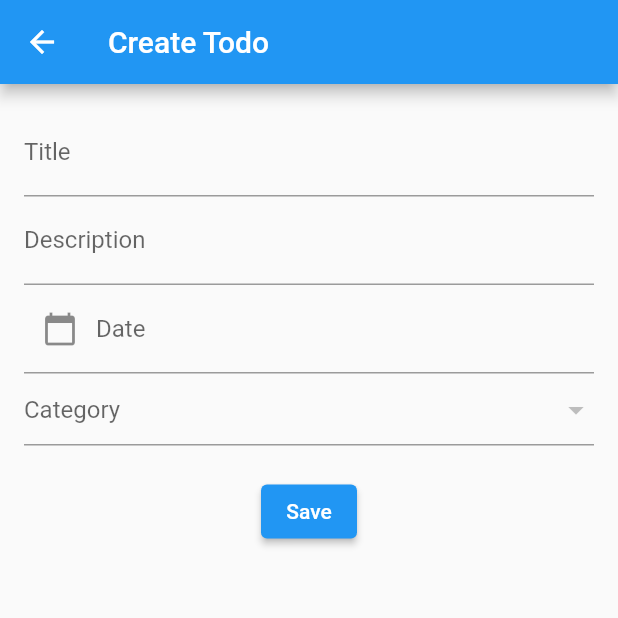
After one commit to NguyenHoangDieu/to_Do_App_2023, a Flutter app: the TodoScreen screen opened directly, on a phone screen of 412 x 824 dp, the top half of it. The commit adds this screen. Run offline on Flutter 3.47's test engine with Material 2 defaults, Android fonts, the phone set to English and light mode, and no system bars; our stand-ins replace sqflite; accounts and stored records are empty.

Commit message:
update category features

```diff
--- a/lib/helpers/drawer_navigation.dart
+++ b/lib/helpers/drawer_navigation.dart
@@ -5,7 +5,7 @@ import 'package:to_do_app_2023/screens/category_screen.dart';
 import 'package:to_do_app_2023/screens/home_screen.dart';
 
 class DrawerNavigation extends StatefulWidget {
-  const DrawerNavigation({Key? key}) : super(key: key);
+  const DrawerNavigation({Key key}) : super(key: key);
 
   @override
   State<DrawerNavigation> createState() => _DrawerNavigationState();
--- a/lib/models/category.dart
+++ b/lib/models/category.dart
@@ -1,7 +1,7 @@
 class Category{
-  late int id;
-  late String name;
-  late String description;
+  int id;
+  String name;
+  String description;
 
   categoryMap(){
     var mapping = <String, dynamic>{};
--- a/lib/models/todo.dart
+++ b/lib/models/todo.dart
@@ -1,10 +1,10 @@
 class Todo{
-  late int id;
-  late String title;
-  late String description;
-  late String category;
-  late String todoDate;
-  late int isFinished;
+  int id;
+  String title;
+  String description;
+  String category;
+  String todoDate;
+  int isFinished;
 
   todoMap(){
     var mapping = <String, dynamic>{};
--- a/lib/screens/about_us_screen.dart
+++ b/lib/screens/about_us_screen.dart
@@ -1,7 +1,7 @@
 import 'package:flutter/cupertino.dart';
 
 class AboutUsScreen extends StatefulWidget {
-  const AboutUsScreen({Key? key}) : super(key: key);
+  const AboutUsScreen({Key key}) : super(key: key);
 
   @override
   State<AboutUsScreen> createState() => _AboutUsScreenState();
--- /dev/null
+++ b/lib/screens/todo_screen.dart
@@ -0,0 +1,135 @@
+import 'package:flutter/material.dart';
+import 'package:intl/intl.dart';
+import 'package:to_do_app_2023/models/todo.dart';
+import 'package:to_do_app_2023/services/category_service.dart';
+import 'package:to_do_app_2023/services/todo_service.dart';
+
+class TodoScreen extends StatefulWidget {
+  const TodoScreen({Key key}) : super(key: key);
+
+  @override
+  State<TodoScreen> createState() => _TodoScreenState();
+}
+
+class _TodoScreenState extends State<TodoScreen> {
+  final _todoTitleController = TextEditingController();
+  final _todoDescriptionController = TextEditingController();
+  final _todoTodoDateController = TextEditingController();
+
+  var _selectedValue;
+
+  final _categories = <DropdownMenuItem>[];
+  @override
+  void initState(){
+    super.initState();
+    _loadCategories();
+  }
+
+  _loadCategories() async{
+    var _categoriesService = CategoryService();
+    var categories = await _categoriesService.readCategories();
+    categories.forEach((category){
+      setState(() {
+        _categories.add(DropdownMenuItem(
+          value: category['name'],
+          child: Text(category['name']),
+        ));
+      });
+    });
+  }
+
+  @override
+  Widget build(BuildContext context) {
+    return Scaffold(
+      appBar: AppBar(
+        title: const Text('Create Todo'),
+      ),
+      body: Padding(
+        padding: const EdgeInsets.all(16.0),
+        child: Column(
+          children: <Widget>[
+            TextField(
+              controller: _todoTitleController,
+              decoration: const InputDecoration(
+                labelText: 'Title',
+                hintText: 'Write todo title'
+              ),
+            ),
+            TextField(
+              controller: _todoDescriptionController,
+              decoration: const InputDecoration(
+                  labelText: 'Description',
+                  hintText: 'Write todo description'
+              ),
+            ),
+            TextField(
+              controller: _todoTodoDateController,
+              decoration: InputDecoration(
+                  labelText: 'Date',
+                  hintText: 'Pick a date',
+                prefixIcon: InkWell(
+                  onTap: () async{
+                    DateTime pickedDate = await showDatePicker(
+                        context: context,
+                        initialDate: DateTime.now(), //get today's date
+                        firstDate:DateTime(2000), //DateTime.now() - not to allow to choose before today.
+                        lastDate: DateTime(2100),
+                    );
+                    if(pickedDate != null ){
+                      print(pickedDate);  //get the picked date in the format => 2022-07-04 00:00:00.000
+                      String formattedDate = DateFormat('yyyy-MM-dd').format(pickedDate); // format date in required form here we use yyyy-MM-dd that means time is removed
+                      print(formattedDate); //formatted date output using intl package =>  2022-07-04
+                      //You can format date as per your need
+                      setState(() {
+                        _todoTodoDateController.text = formattedDate; //set formatted date to TextField value.
+                      });
+                    }else{
+                      print("Date is not selected");
+                    }
+                  },
+                  child: const Icon(Icons.calendar_today),
+                )
+              ),
+            ),
+            DropdownButtonFormField(
+                value: _selectedValue,
+                items: _categories,
+                hint: const Text('Category'),
+                onChanged: (value){
+                  setState(() {
+                    _selectedValue = value;
+                  });
+                }
+            ),
+            const SizedBox(
+              height: 20,
+            ),
+            ElevatedButton(
+                onPressed: () async{
+                  var todoObject = Todo();
+                  todoObject.title = _todoTitleController.text;
+                  todoObject.description = _todoDescriptionController.text;
+                  todoObject.isFinished = 0;
+                  todoObject.category = _selectedValue.toString();
+                  todoObject.todoDate = _todoTodoDateController.text;
+                  var _todoService = TodoService();
+                  var result = await _todoService.saveTodos(todoObject);
+                  if(result>0){
+                    Navigator.pop(context);
+                    const snackBar = SnackBar(
+                      content: Text('Added!'),
+                    );
+                    ScaffoldMessenger.of(context).showSnackBar(snackBar);
+                  }
+                },
+                style: const ButtonStyle(
+                    backgroundColor: MaterialStatePropertyAll<Color>(Colors.blue)
+                ),
+                child: const Text("Save", style: TextStyle(color: Colors.white),)
+            )
+          ],
+        ),
+      ),
+    );
+  }
+}
--- a/lib/services/category_service.dart
+++ b/lib/services/category_service.dart
@@ -1,7 +1,7 @@
 import 'package:to_do_app_2023/models/category.dart';
 import 'package:to_do_app_2023/repositories/repository.dart';
 class CategoryService{
-  Repository? _repository;
+  Repository _repository;
 
   CategoryService(){
     _repository = Repository();
@@ -9,26 +9,26 @@ class CategoryService{
 
   //Create data
   saveCategories(Category category) async{
-    return await _repository!.insertData('categories', category.categoryMap());
+    return await _repository.insertData('categories', category.categoryMap());
   }
 
   //Read data
   readCategories() async{
-    return await _repository!.readData('categories');
+    return await _repository.readData('categories');
   }
 
   //Read data by id
   readCategoryById(categoryId) async{
-    return await _repository!.readDataById('categories', categoryId);
+    return await _repository.readDataById('categories', categoryId);
   }
 
   //Update data
   updateCategories(Category category) async{
-    return await _repository!.updateData('categories', category.categoryMap());
+    return await _repository.updateData('categories', category.categoryMap());
   }
 
   //Delete data
   deleteCategories(categoryId) async{
-    return await _repository!.deleteData('categories', categoryId);
+    return await _repository.deleteData('categories', categoryId);
   }
 }
--- a/lib/services/todo_service.dart
+++ b/lib/services/todo_service.dart
@@ -1,3 +1,34 @@
+import 'package:to_do_app_2023/models/todo.dart';
+import 'package:to_do_app_2023/repositories/repository.dart';
 class TodoService{
+  Repository _repository;
 
+  TodoService(){
+    _repository = Repository();
+  }
+
+  //Create data
+  saveTodos(Todo todo) async{
+    return await _repository.insertData('todos', todo.todoMap());
+  }
+
+  //Read data
+  readTodos() async{
+    return await _repository.readData('todos');
+  }
+
+  //Read data by id
+  readCategoryById(todoId) async{
+    return await _repository.readDataById('todos', todoId);
+  }
+
+  //Update data
+  updateCategories(Todo todo) async{
+    return await _repository.updateData('todos', todo.todoMap());
+  }
+
+  //Delete data
+  deleteCategories(todoId) async{
+    return await _repository.deleteData('categories', todoId);
+  }
 }
--- a/lib/src/app.dart
+++ b/lib/src/app.dart
@@ -2,7 +2,7 @@ import 'package:flutter/material.dart';
 import 'package:to_do_app_2023/screens/home_screen.dart';
 
 class App extends StatelessWidget {
-  const App({Key? key}) : super(key: key);
+  const App({Key key}) : super(key: key);
 
   @override
   Widget build(BuildContext context) {
--- a/pubspec.yaml
+++ b/pubspec.yaml
@@ -20,7 +20,7 @@ publish_to: 'none' # Remove this line if you wish to publish to pub.dev
 version: 1.0.0+1
 
 environment:
-  sdk: '>=2.18.6 <3.0.0'
+  sdk: '>=2.1.0 <3.0.0'
 
 # Dependencies specify other packages that your package needs in order to work.
 # To automatically upgrade your package dependencies to the latest versions
@@ -33,6 +33,7 @@ dependencies:
     sdk: flutter
   sqflite: ^2.2.3
   path_provider: ^2.0.11
+  intl: ^0.18.0
 
   # The following adds the Cupertino Icons font to your application.
   # Use with the CupertinoIcons class for iOS style icons.
```
Also changed, not shown: lib/repositories/repository.dart (+8 -8 lines), lib/screens/category_screen.dart (+10 -8 lines), lib/screens/home_screen.dart (+6 -1 lines), pubspec.lock.
